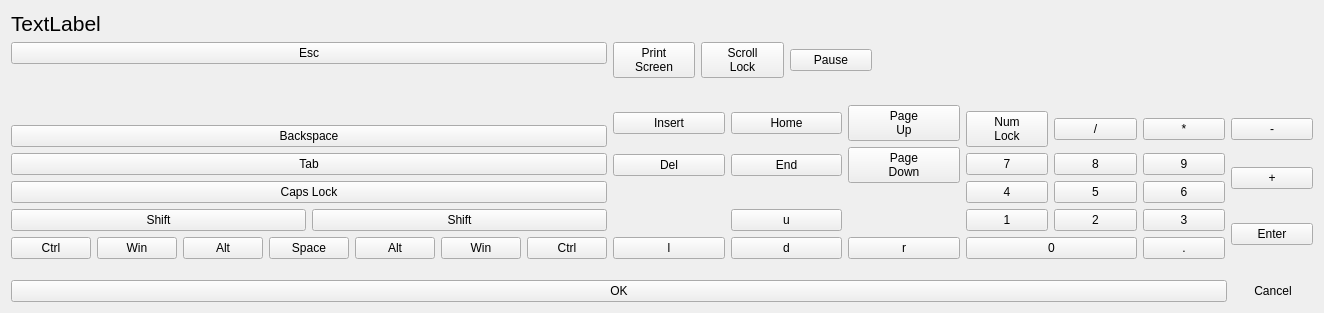
Old version of the form ui/a2widget/keyboard/base.ui in the repository ewerybody/a2.
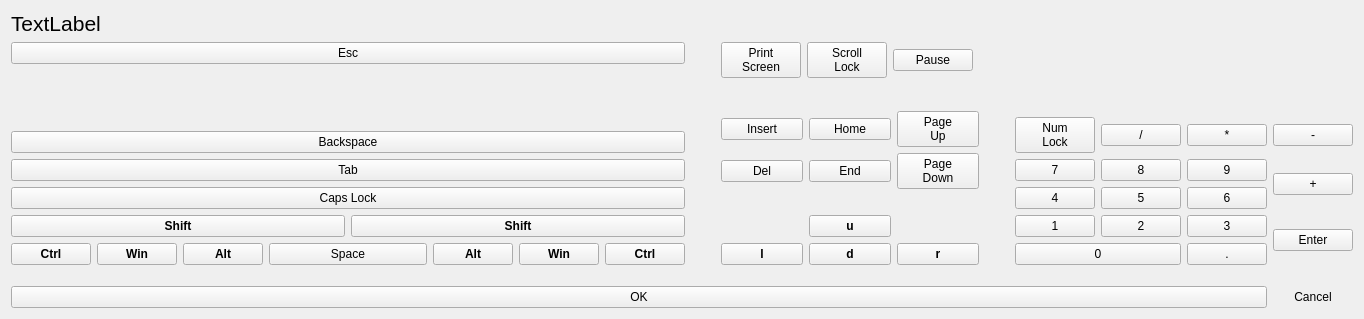
New version of the form.

Commit message: hotkey dialog a little cleanup wip #15

The edit to the form file:
```diff
--- a/ui/a2widget/keyboard/base.ui
+++ b/ui/a2widget/keyboard/base.ui
@@ -6,8 +6,8 @@
    <rect>
     <x>0</x>
     <y>0</y>
-    <width>1324</width>
-    <height>313</height>
+    <width>1364</width>
+    <height>319</height>
    </rect>
   </property>
   <property name="windowTitle">
@@ -28,12 +28,15 @@
    </item>
    <item>
     <widget class="QWidget" name="keys_widget" native="true">
-     <layout class="QHBoxLayout" name="keys_layout">
+     <layout class="QHBoxLayout" name="keys_layout" stretch="1,0,0">
       <property name="margin">
        <number>0</number>
       </property>
       <item>
        <layout class="QVBoxLayout" name="main_block">
+        <property name="rightMargin">
+         <number>30</number>
+        </property>
         <item>
          <layout class="QHBoxLayout" name="f_row">
           <item>
@@ -93,6 +96,12 @@
          <layout class="QHBoxLayout" name="letter_row_bottom">
           <item>
            <widget class="QPushButton" name="l_shift_key">
+            <property name="font">
+             <font>
+              <weight>75</weight>
+              <bold>true</bold>
+             </font>
+            </property>
             <property name="text">
              <string>Shift</string>
             </property>
@@ -100,6 +109,12 @@
           </item>
           <item>
            <widget class="QPushButton" name="r_shift_key">
+            <property name="font">
+             <font>
+              <weight>75</weight>
+              <bold>true</bold>
+             </font>
+            </property>
             <property name="text">
              <string>Shift</string>
             </property>
@@ -108,9 +123,15 @@
          </layout>
         </item>
         <item>
-         <layout class="QHBoxLayout" name="bottom_row">
+         <layout class="QHBoxLayout" name="bottom_row" stretch="0,0,0,1,0,0,0">
           <item>
            <widget class="QPushButton" name="l_ctrl_key">
+            <property name="font">
+             <font>
+              <weight>75</weight>
+              <bold>true</bold>
+             </font>
+            </property>
             <property name="text">
              <string>Ctrl</string>
             </property>
@@ -118,6 +139,12 @@
           </item>
           <item>
            <widget class="QPushButton" name="l_winl_key">
+            <property name="font">
+             <font>
+              <weight>75</weight>
+              <bold>true</bold>
+             </font>
+            </property>
             <property name="text">
              <string>Win</string>
             </property>
@@ -125,6 +152,12 @@
           </item>
           <item>
            <widget class="QPushButton" name="l_alt_key">
+            <property name="font">
+             <font>
+              <weight>75</weight>
+              <bold>true</bold>
+             </font>
+            </property>
             <property name="text">
              <string>Alt</string>
             </property>
@@ -139,6 +172,12 @@
           </item>
           <item>
            <widget class="QPushButton" name="r_alt_key">
+            <property name="font">
+             <font>
+              <weight>75</weight>
+              <bold>true</bold>
+             </font>
+            </property>
             <property name="text">
              <string>Alt</string>
             </property>
@@ -146,6 +185,12 @@
           </item>
           <item>
            <widget class="QPushButton" name="r_win_key">
+            <property name="font">
+             <font>
+              <weight>75</weight>
+              <bold>true</bold>
+             </font>
+            </property>
             <property name="text">
              <string>Win</string>
             </property>
@@ -153,6 +198,12 @@
           </item>
           <item>
            <widget class="QPushButton" name="r_ctrl_key">
+            <property name="font">
+             <font>
+              <weight>75</weight>
+              <bold>true</bold>
+             </font>
+            </property>
             <property name="text">
              <string>Ctrl</string>
             </property>
@@ -164,6 +215,9 @@
       </item>
       <item>
        <layout class="QVBoxLayout" name="cursor_block">
+        <property name="rightMargin">
+         <number>30</number>
+        </property>
         <item>
          <layout class="QHBoxLayout" name="print_block">
           <item>
@@ -201,6 +255,12 @@
          <layout class="QGridLayout" name="gridLayout">
           <item row="3" column="1">
            <widget class="QPushButton" name="up_key">
+            <property name="font">
+             <font>
+              <weight>75</weight>
+              <bold>true</bold>
+             </font>
+            </property>
             <property name="text">
              <string>u</string>
             </property>
@@ -208,6 +268,12 @@
           </item>
           <item row="4" column="0">
            <widget class="QPushButton" name="left_key">
+            <property name="font">
+             <font>
+              <weight>75</weight>
+              <bold>true</bold>
+             </font>
+            </property>
             <property name="text">
              <string>l</string>
             </property>
@@ -259,6 +325,12 @@
           </item>
           <item row="4" column="2">
            <widget class="QPushButton" name="right_key">
+            <property name="font">
+             <font>
+              <weight>75</weight>
+              <bold>true</bold>
+             </font>
+            </property>
             <property name="text">
              <string>r</string>
             </property>
@@ -266,6 +338,12 @@
           </item>
           <item row="4" column="1">
            <widget class="QPushButton" name="down_key">
+            <property name="font">
+             <font>
+              <weight>75</weight>
+              <bold>true</bold>
+             </font>
+            </property>
             <property name="text">
              <string>d</string>
             </property>
```
The commit also changes 4 other files.
